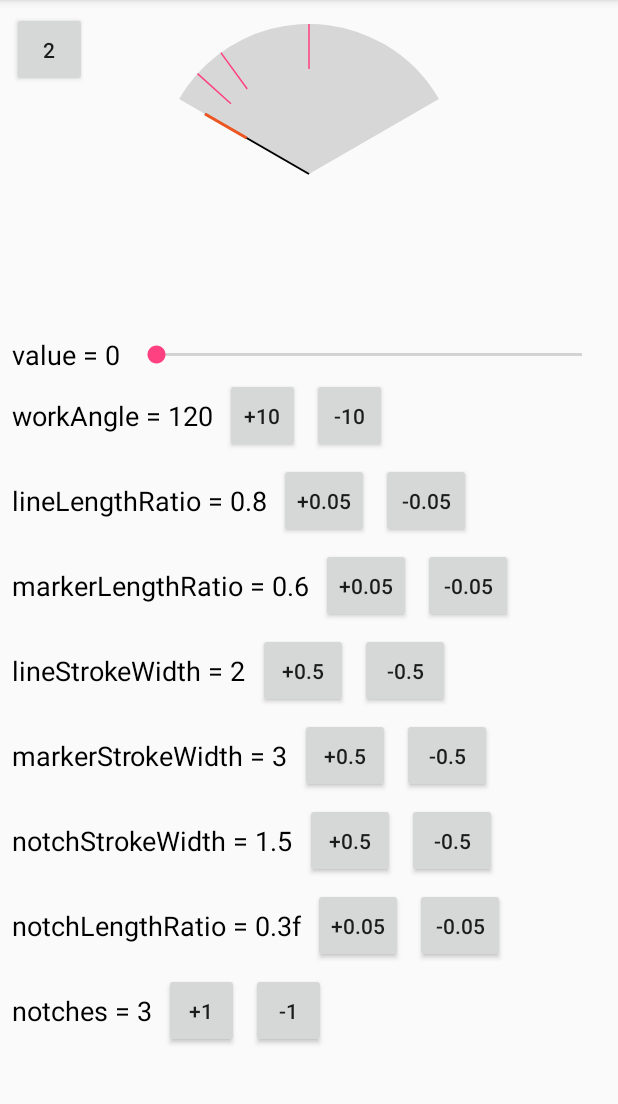
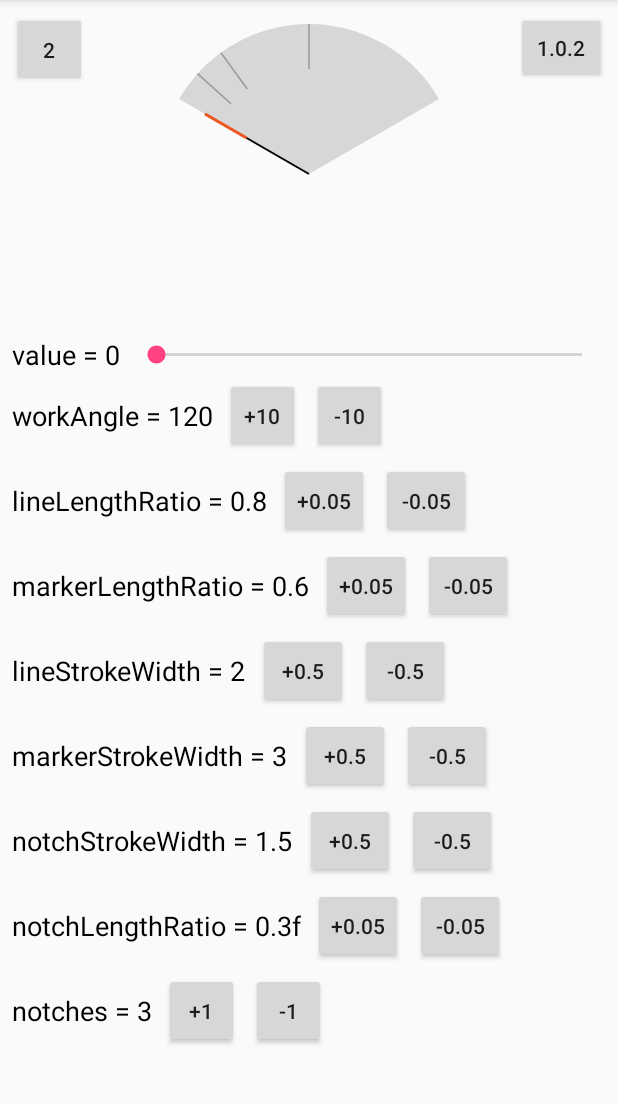
Before and after one commit to DVegasa/ArcPointer, an Android app: the screen it shows after launch (SampleActivity), on a phone screen of 412 x 824 dp, the part 84-1188 px from its top. Run offline under Robolectric (Android 15) with nearby library versions, the phone set to English and light mode, and no system bars.

Commit message:
release 1.0.2

```diff
--- a/arcpointer2/build.gradle
+++ b/arcpointer2/build.gradle
@@ -34,7 +34,7 @@ dependencies {
 publish {
     groupId = 'io.github.dvegasa'
     artifactId = 'arcpointer'
-    publishVersion = '1.0.1'
+    publishVersion = '1.0.2'
     desc = 'A simple customizable arc pointer.'
     licences = ['Apache-2.0']
     uploadName='ArcPointer'
--- a/arcpointer2/src/main/java/io/github/dvegasa/arcpointer/ArcPointer.java
+++ b/arcpointer2/src/main/java/io/github/dvegasa/arcpointer/ArcPointer.java
@@ -29,14 +29,32 @@ public class ArcPointer extends View {
     private float markerLengthRatio;
     private float lineStrokeWidth;
     private float markerStrokeWidth;
+
+    /**
+     * @deprecated Since 1.0.2, replaced by {@link #notchesColors}
+     */
     private int colorNotches;
+
+    /**
+     * @deprecated Since 1.0.2, replaced by {@link #notchesStrokeWidth}
+     */
+    @Deprecated
     private float notchStrokeWidth;
+
+    /**
+     * @deprecated Since 1.0.2, replaced by {@link #notchesLengthRatio}
+     */
+    @Deprecated
     private float notchLengthRatio;
 
     private float[] notches;
     private boolean isAnimated;
     private long animationVelocity;
     private float value;
+
+    private float[] notchesLengthRatio; //added in v1.0.2
+    private float[] notchesStrokeWidth; //added in v1.0.2
+    private int[] notchesColors; //added in v1.0.2
 
     private ValueAnimator animation = null;
     private float finalValue;
@@ -79,6 +97,13 @@ public class ArcPointer extends View {
             a.recycle();
         }
         init();
+
+        /////////////////////////////////////////////////////////////
+        // Init default values
+        notchesLengthRatio = new float[]{0.2f};
+        notchesStrokeWidth = new float[]{3f};
+        notchesColors = new int[]{0xFF999999};
+        notches = new float[]{0.5f};
     }
 
     private void init() {
@@ -119,21 +144,41 @@ public class ArcPointer extends View {
 
         centerX = getWidth() / 2;
         centerY = getHeight() / 2;
-        oval.set(centerX-radius, centerY-radius, centerX+radius, centerY+radius);
+        oval.set(centerX - radius, centerY - radius, centerX + radius, centerY + radius);
         canvas.drawArc(oval, startAngle, sweepAngle, true, paint);
 
         /////////////////////////////////////////////////////////////
         // Notches
-        paint.setColor(colorNotches);
-        paint.setStrokeWidth(notchStrokeWidth);
+//        paint.setColor(colorNotches);
 
-        if (notches != null){
+        if (notches != null) {
             for (int i = 0; i < notches.length; i++) {
+
+                paint.setColor(colorNotches);
+
+                if (i <= notchesStrokeWidth.length - 1) {
+                    paint.setStrokeWidth(notchesStrokeWidth[i]);
+                } else {
+                    paint.setStrokeWidth(notchesStrokeWidth[notchesStrokeWidth.length - 1]);
+                }
+
+                if (i <= notchesColors.length - 1) {
+                    paint.setColor(notchesColors[i]);
+                } else {
+                    paint.setColor(notchesColors[notchesColors.length - 1]);
+                }
+
                 float startAngle = 90 - (workAngle / 2);
                 float additionalAngle = workAngle * notches[i];
                 float totalAngle = startAngle + additionalAngle - 90;
 
-                float markLength = radius * notchLengthRatio;
+//                float markLength = radius * notchLengthRatio;
+                float markLength;
+                if (i <= notchesLengthRatio.length - 1) {
+                    markLength = radius * notchesLengthRatio[i];
+                } else {
+                    markLength = radius * notchesLengthRatio[notchesLengthRatio.length - 1];
+                }
 
                 float offsetTopX = (float) (radius * Math.sin(Math.toRadians(totalAngle)));
                 float offsetTopY = (float) (radius * Math.cos(Math.toRadians(totalAngle)));
@@ -222,6 +267,11 @@ public class ArcPointer extends View {
         bundle.putFloat("value", this.value);
         bundle.putFloat("finalValue", this.finalValue);
 
+        // v 1.0.2 {
+        bundle.putFloatArray("notchesLengthRatio", this.notchesLengthRatio);
+        bundle.putFloatArray("notchesStrokeWidth", this.notchesStrokeWidth);
+        // v 1.0.2 }
+
         return bundle;
     }
 
@@ -251,6 +301,11 @@ public class ArcPointer extends View {
 
             this.value = bundle.getFloat("value");
             this.finalValue = bundle.getFloat("finalValue");
+
+            // v 1.0.2 {
+            this.notchesLengthRatio = bundle.getFloatArray("notchesLengthRatio");
+            this.notchesStrokeWidth = bundle.getFloatArray("notchesStrokeWidth");
+            // v 1.0.2 }
         }
         this.setValue(finalValue); /* continue animation */
         invalidate();
@@ -396,6 +451,7 @@ public class ArcPointer extends View {
             m[i - 1] = step * i;
         }
         this.notches = m;
+
         invalidate();
     }
 
@@ -404,35 +460,95 @@ public class ArcPointer extends View {
         invalidate();
     }
 
-    public void setMarks(float[] marks) {
-        this.notches = marks;
+    /**
+     * @deprecated since 1.0.2, use {@link #getNotchesLengthRatio()} instead
+     */
+    @Deprecated
+    public float getNotchLengthRatio() {
+        return notchesLengthRatio[0];
+    }
+
+    /**
+     * @deprecated since 1.0.2, use {@link #setNotchesLengthRatio(float[] ratios)} and its overloads instead
+     */
+    @Deprecated
+    public void setNotchLengthRatio(float notchLengthRatio) {
+        setNotchesLengthRatio(notchLengthRatio);
+    }
+
+    public float[] getNotchesLengthRatio() {
+        return notchesLengthRatio;
+    }
+
+    public void setNotchesLengthRatio(float ratio) {
+        this.notchesLengthRatio = new float[]{ratio};
         invalidate();
     }
 
-    public float getNotchLengthRatio() {
-        return notchLengthRatio;
-    }
-
-    public void setNotchLengthRatio(float notchLengthRatio) {
-        this.notchLengthRatio = notchLengthRatio;
+    public void setNotchesLengthRatio(float[] ratios) {
+        this.notchesLengthRatio = ratios;
         invalidate();
     }
 
+    /**
+     * @deprecated since 1.0.2, use {@link #getNotchesColors()} instead
+     */
+    @Deprecated
     public int getColorNotches() {
         return colorNotches;
     }
 
+    /**
+     * @deprecated since 1.0.2, use {@link #setNotchesColors(int[])} and its overload instead
+     */
+    @Deprecated
     public void setColorNotches(int colorNotches) {
         this.colorNotches = colorNotches;
         invalidate();
     }
 
-    public float getNotchStrokeWidth() {
-        return notchStrokeWidth;
+    public void setNotchesColors(int[] colors) {
+        this.notchesColors = colors;
+        invalidate();
     }
 
+    public int[] getNotchesColors() {
+        return this.notchesColors;
+    }
+
+    public void setNotchesColors(int color) {
+        this.notchesColors = new int[]{color};
+        invalidate();
+    }
+
+    /**
+     * @deprecated since 1.0.2, use {@link #getNotchesStrokeWidth()} instead
+     */
+    @Deprecated
+    public float getNotchStrokeWidth() {
+        return this.notchesStrokeWidth[0];
+    }
+
+    /**
+     * @deprecated since 1.0.2, use {@link #setNotchesStrokeWidth(float[])} and its overload instead
+     */
+    @Deprecated
     public void setNotchStrokeWidth(float notchStrokeWidth) {
-        this.notchStrokeWidth = notchStrokeWidth;
+        setNotchesStrokeWidth(notchStrokeWidth);
+        invalidate();
+    }
+
+    public void setNotchesStrokeWidth(float notchesStrokeWidth) {
+        this.notchesStrokeWidth = new float[]{notchesStrokeWidth};
+        invalidate();
+    }
+
+    public float[] getNotchesStrokeWidth() {
+        return this.notchesStrokeWidth;
+    }
+
+    public void setNotchesStrokeWidth(float[] notchesStrokeWidth) {
+        this.notchesStrokeWidth = notchesStrokeWidth;
         invalidate();
     }
 
--- a/sample/src/main/AndroidManifest.xml
+++ b/sample/src/main/AndroidManifest.xml
@@ -16,7 +16,8 @@
                 <category android:name="android.intent.category.LAUNCHER" />
             </intent-filter>
         </activity>
-        <activity android:name=".MinimalConfigActivity"></activity>
+        <activity android:name=".MinimalConfigActivity" />
+        <activity android:name=".ReleaseFeaturesSamples.v1_0_2"></activity>
     </application>
 
 </manifest>
--- a/sample/src/main/java/io/github/dvegasa/arcpointer_sample/MinimalConfigActivity.java
+++ b/sample/src/main/java/io/github/dvegasa/arcpointer_sample/MinimalConfigActivity.java
@@ -13,7 +13,7 @@ public class MinimalConfigActivity extends AppCompatActivity {
         super.onCreate(savedInstanceState);
         setContentView(R.layout.activity_minimal_config);
 
-        final ArcPointer arcPointer2 = findViewById(R.id.arcpointer2);
+        final ArcPointer arcPointer2 = (ArcPointer) findViewById(R.id.arcpointer2);
         arcPointer2.setNotches(3);
         arcPointer2.setAnimated(true);
         arcPointer2.setAnimationVelocity(500L);
--- a/sample/src/main/java/io/github/dvegasa/arcpointer_sample/SampleActivity.java
+++ b/sample/src/main/java/io/github/dvegasa/arcpointer_sample/SampleActivity.java
@@ -9,6 +9,7 @@ import android.widget.SeekBar;
 import android.widget.TextView;
 
 import io.github.dvegasa.arcpointer.ArcPointer;
+import io.github.dvegasa.arcpointer_sample.ReleaseFeaturesSamples.v1_0_2;
 
 public class SampleActivity extends AppCompatActivity {
 
@@ -26,33 +27,33 @@ public class SampleActivity extends AppCompatActivity {
             btn_notchesPlus, btn_notchesMinus;
 
     private void initViews(){
-        arcPointer = findViewById(R.id.arcpointer);
-        tv_value = findViewById(R.id.tv_value);
-        sb_value = findViewById(R.id.sb_value);
-        tv_workAngle = findViewById(R.id.tv_workAngle);
-        btn_workAngleMinus = findViewById(R.id.btn_workAngleMinus);
-        btn_workAnglePlus = findViewById(R.id.btn_workAnglePlus);
-        tv_lineLengthRatio = findViewById(R.id.tv_lineLengthRatio);
-        btn_lineLengthRatioPlus = findViewById(R.id.btn_lineLengthRatioPlus);
-        btn_lineLengthRatioMinus = findViewById(R.id.btn_lineLengthRatioMinus);
-        tv_markerLengthRatio = findViewById(R.id.tv_markerLengthRatio);
-        btn_markerLengthRatioPlus = findViewById(R.id.btn_markerLengthRatioPlus);
-        btn_markerLengthRatioMinus = findViewById(R.id.btn_markerLengthRatioMinus);
-        tv_lineStrokeWidth = findViewById(R.id.tv_lineStrokeWidth);
-        btn_lineStrokeWidthPlus = findViewById(R.id.btn_lineStrokeWidthPlus);
-        btn_lineStrokeWidthMinus = findViewById(R.id.btn_lineStrokeWidthMinus);
-        tv_markerStrokeWidth = findViewById(R.id.tv_markerStrokeWidth);
-        btn_markerStrokeWidthMinus = findViewById(R.id.btn_markerStrokeWidthMinus);
-        btn_markerStrokeWidthPlus = findViewById(R.id.btn_markerStrokeWidthPlus);
-        tv_notchStrokeWidth = findViewById(R.id.tv_notchStrokeWidth);
-        btn_notchStrokeWidthPlus = findViewById(R.id.btn_notchStrokeWidthPlus);
-        btn_notchStrokeWidthMinus = findViewById(R.id.btn_notchStrokeWidthMinus);
-        tv_notchLengthRatio = findViewById(R.id.tv_notchLengthRatio);
-        btn_notchLengthRatioPlus = findViewById(R.id.btn_notchLengthRatioPlus);
-        btn_notchLengthRatioMinus = findViewById(R.id.btn_notchLengthRatioMinus);
-        tv_notches = findViewById(R.id.tv_notches);
-        btn_notchesMinus = findViewById(R.id.btn_notchesMinus);
-        btn_notchesPlus = findViewById(R.id.btn_notchesPlus);
+        arcPointer = (ArcPointer) findViewById(R.id.arcpointer);
+        tv_value = (TextView) findViewById(R.id.tv_value);
+        sb_value = (SeekBar) findViewById(R.id.sb_value);
+        tv_workAngle = (TextView) findViewById(R.id.tv_workAngle);
+        btn_workAngleMinus = (Button) findViewById(R.id.btn_workAngleMinus);
+        btn_workAnglePlus = (Button) findViewById(R.id.btn_workAnglePlus);
+        tv_lineLengthRatio = (TextView) findViewById(R.id.tv_lineLengthRatio);
+        btn_lineLengthRatioPlus = (Button) findViewById(R.id.btn_lineLengthRatioPlus);
+        btn_lineLengthRatioMinus = (Button) findViewById(R.id.btn_lineLengthRatioMinus);
+        tv_markerLengthRatio = (TextView) findViewById(R.id.tv_markerLengthRatio);
+        btn_markerLengthRatioPlus = (Button) findViewById(R.id.btn_markerLengthRatioPlus);
+        btn_markerLengthRatioMinus = (Button) findViewById(R.id.btn_markerLengthRatioMinus);
+        tv_lineStrokeWidth = (TextView) findViewById(R.id.tv_lineStrokeWidth);
+        btn_lineStrokeWidthPlus = (Button) findViewById(R.id.btn_lineStrokeWidthPlus);
+        btn_lineStrokeWidthMinus = (Button) findViewById(R.id.btn_lineStrokeWidthMinus);
+        tv_markerStrokeWidth = (TextView) findViewById(R.id.tv_markerStrokeWidth);
+        btn_markerStrokeWidthMinus = (Button) findViewById(R.id.btn_markerStrokeWidthMinus);
+        btn_markerStrokeWidthPlus = (Button) findViewById(R.id.btn_markerStrokeWidthPlus);
+        tv_notchStrokeWidth = (TextView) findViewById(R.id.tv_notchStrokeWidth);
+        btn_notchStrokeWidthPlus = (Button) findViewById(R.id.btn_notchStrokeWidthPlus);
+        btn_notchStrokeWidthMinus = (Button) findViewById(R.id.btn_notchStrokeWidthMinus);
+        tv_notchLengthRatio = (TextView) findViewById(R.id.tv_notchLengthRatio);
+        btn_notchLengthRatioPlus = (Button) findViewById(R.id.btn_notchLengthRatioPlus);
+        btn_notchLengthRatioMinus = (Button) findViewById(R.id.btn_notchLengthRatioMinus);
+        tv_notches = (TextView) findViewById(R.id.tv_notches);
+        btn_notchesMinus = (Button) findViewById(R.id.btn_notchesMinus);
+        btn_notchesPlus = (Button) findViewById(R.id.btn_notchesPlus);
     }
 
     @Override
@@ -61,11 +62,20 @@ public class SampleActivity extends AppCompatActivity {
         setContentView(R.layout.activity_sample);
         initViews();
 
-        Button btn_2 = findViewById(R.id.btn_2);
+        Button btn_2 = (Button) findViewById(R.id.btn_2);
         btn_2.setOnClickListener(new View.OnClickListener() {
             @Override
             public void onClick(View v) {
                 Intent intent = new Intent(getApplicationContext(), MinimalConfigActivity.class);
+                startActivity(intent);
+            }
+        });
+
+        Button btn_1_0_2 = (Button) findViewById(R.id.btn_1_0_2);
+        btn_1_0_2.setOnClickListener(new View.OnClickListener() {
+            @Override
+            public void onClick(View v) {
+                Intent intent = new Intent(getApplicationContext(), v1_0_2.class);
                 startActivity(intent);
             }
         });
--- a/sample/src/main/res/layout/activity_sample.xml
+++ b/sample/src/main/res/layout/activity_sample.xml
@@ -371,4 +371,14 @@
         </android.support.constraint.ConstraintLayout>
 
     </ScrollView>
+
+    <Button
+        android:id="@+id/btn_1_0_2"
+        android:layout_width="60dp"
+        android:layout_height="wrap_content"
+        android:layout_marginRight="8dp"
+        android:layout_marginTop="8dp"
+        android:text="1.0.2"
+        app:layout_constraintRight_toRightOf="parent"
+        app:layout_constraintTop_toTopOf="parent" />
 </android.support.constraint.ConstraintLayout>
```
Also changed, not shown: sample/src/main/java/io/github/dvegasa/arcpointer_sample/ReleaseFeaturesSamples/v1_0_2.java (added, +62 -0 lines), sample/src/main/res/layout/activity_v1_0_2.xml (added, +21 -0 lines).
